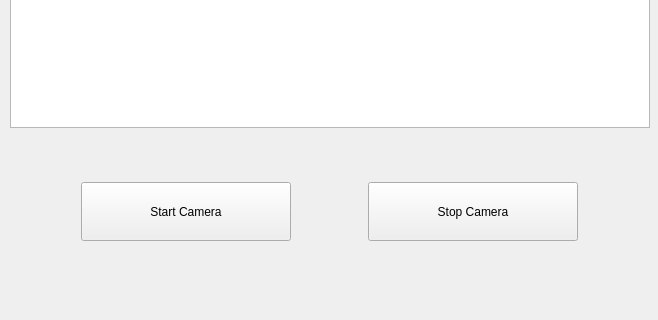
Hr15h1/Attendance_system_using_facial_recognition, file attendance.ui: the form before one commit; both pictures show x 0 to 658 and y 400 to 720 of the 1082 by 720 pixel window.
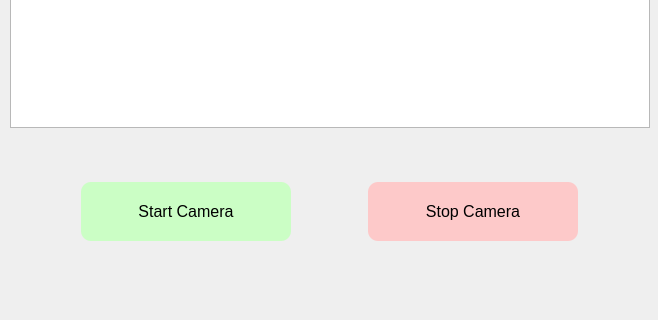
The form after the commit. Icons and pictures are not drawn.

```diff
--- a/attendance.ui
+++ b/attendance.ui
@@ -82,6 +82,20 @@
              <height>59</height>
             </size>
            </property>
+           <property name="font">
+            <font>
+             <pointsize>12</pointsize>
+            </font>
+           </property>
+           <property name="styleSheet">
+            <string notr="true">QPushButton#startButton{
+		
+	border-radius: 10px;
+	border-color: rgb(0, 0, 0);
+	background-color: rgb(203, 254, 197);
+
+}</string>
+           </property>
            <property name="text">
             <string>Start Camera</string>
            </property>
@@ -90,8 +104,8 @@
            </property>
            <property name="iconSize">
             <size>
-             <width>20</width>
-             <height>20</height>
+             <width>25</width>
+             <height>25</height>
             </size>
            </property>
           </widget>
@@ -110,6 +124,23 @@
              <height>59</height>
             </size>
            </property>
+           <property name="font">
+            <font>
+             <pointsize>12</pointsize>
+            </font>
+           </property>
+           <property name="autoFillBackground">
+            <bool>false</bool>
+           </property>
+           <property name="styleSheet">
+            <string notr="true">QPushButton#stopButton{
+		
+	border-radius: 10px;
+	border-color: rgb(0, 0, 0);
+	background-color: rgb(253, 201, 201);
+	
+}</string>
+           </property>
            <property name="text">
             <string>Stop Camera</string>
            </property>
@@ -118,8 +149,8 @@
            </property>
            <property name="iconSize">
             <size>
-             <width>20</width>
-             <height>20</height>
+             <width>30</width>
+             <height>30</height>
             </size>
            </property>
           </widget>
```
Left out of the diff: 30 changed lines with no effect on the pictures.
